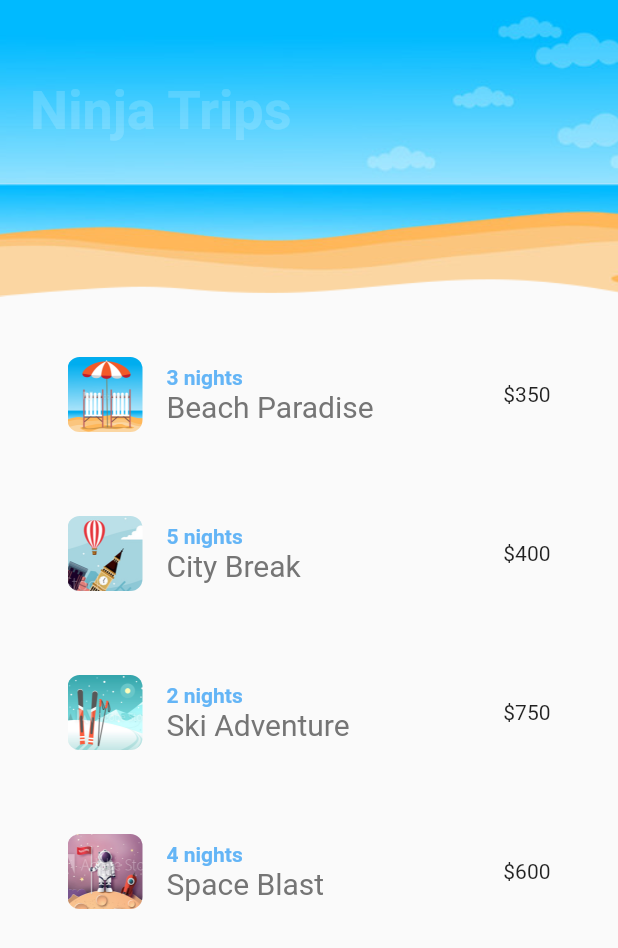
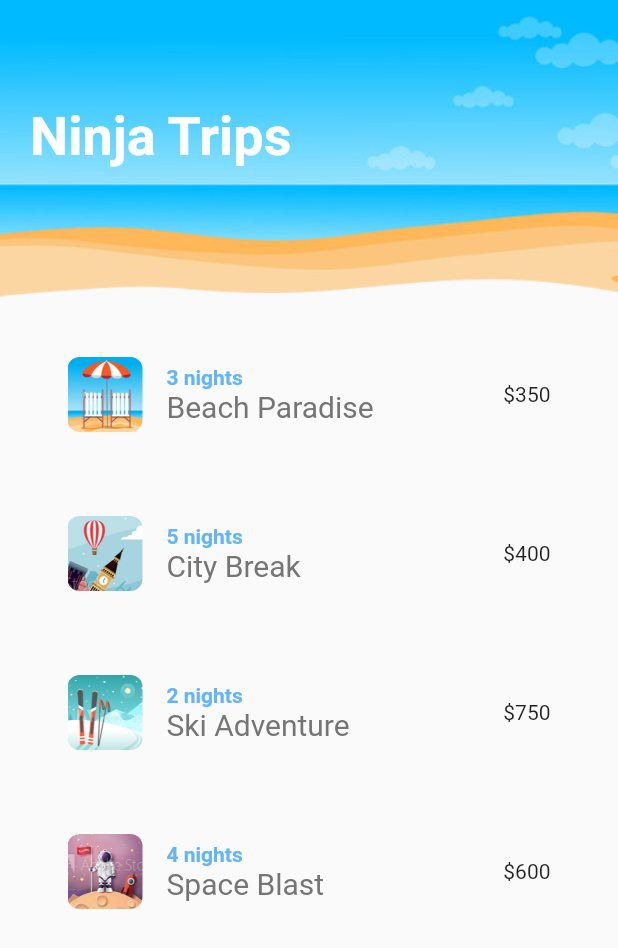
Before and after one commit to Williano/Flutter-Practice, a Flutter app: the first screen one second after launch, on a phone screen of 412 x 824 dp. Shown: the top 948 px of the screen. Run offline on Flutter 3.47's test engine with Material 2 defaults, Android fonts, the phone set to English and light mode, and no system bars; our stand-ins replace bloc, equatable, flutter_bloc; missing offline and left inert: lipsum.

```diff
--- a/flutter-animations/ninja_trips/lib/shared/screenTitle.dart
+++ b/flutter-animations/ninja_trips/lib/shared/screenTitle.dart
@@ -8,7 +8,8 @@ class ScreenTitle extends StatelessWidget {
   @override
   Widget build(BuildContext context) {
     return TweenAnimationBuilder(
-      duration: Duration(seconds: 5),
+      duration: Duration(microseconds: 500000),
+      curve: Curves.easeIn,
       tween: Tween<double>(begin: 0, end: 1),
       builder: (context, double _value, Widget child) {
         // return Opacity(opacity: _value, child: child);
```
